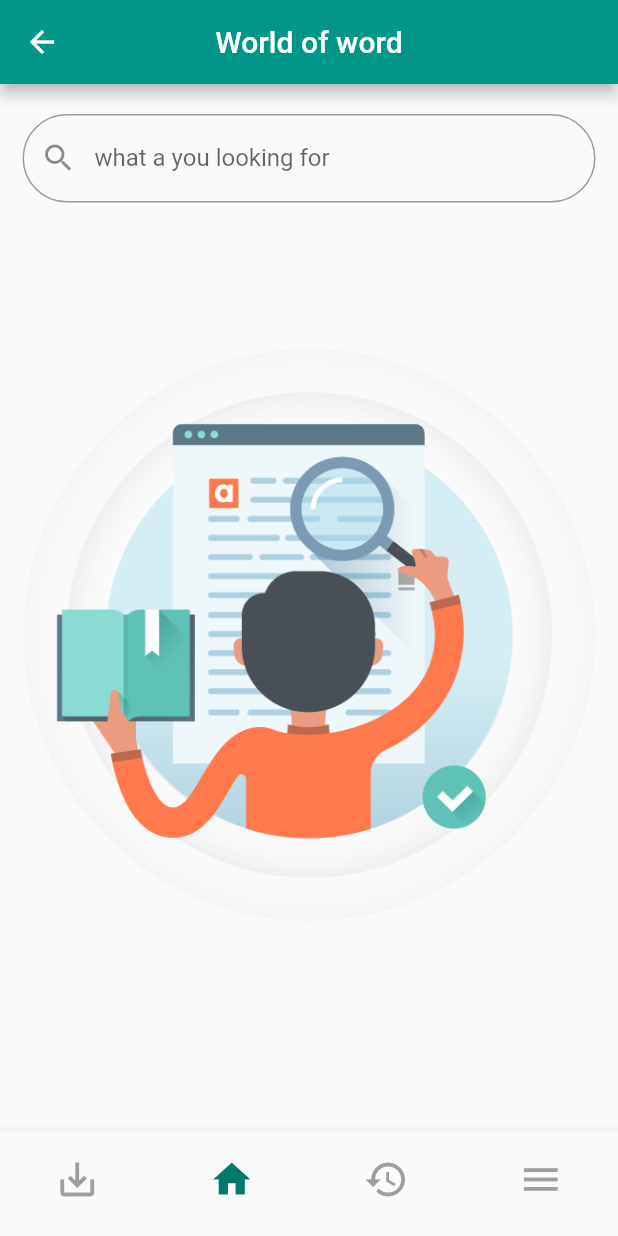
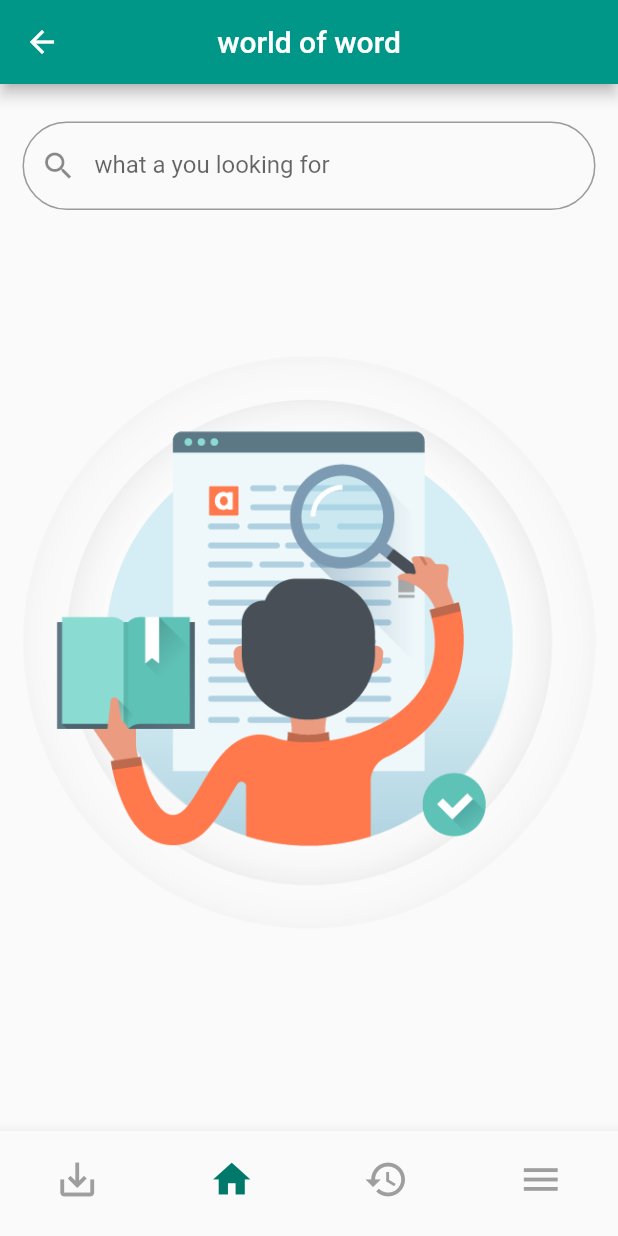
Before and after one commit to SomethingRight/worldofword, a Flutter app: the HomePage screen opened by its route, on a phone screen of 412 x 824 dp. Run offline on Flutter 3.47's test engine with Material 2 defaults, Android fonts, the phone set to English and light mode, and no system bars; our stand-ins replace cloud_firestore, equatable, firebase_auth, firebase_core, flutter_bloc, flutter_slidable and 2 more; accounts and stored records are empty.

Commit message:
some refactoring

```diff
--- a/lib/main.dart
+++ b/lib/main.dart
@@ -1,9 +1,6 @@
 import 'package:firebase_core/firebase_core.dart';
 import 'package:flutter/material.dart';
 import 'package:flutter_bloc/flutter_bloc.dart';
-import 'package:injectable/injectable.dart';
-import 'package:worldofword/api/auth/firebase_auth_api.dart';
-import 'package:worldofword/api/word_api/word_traslate/word_translate_repository.dart';
 import 'package:worldofword/core/DI/service_locator.dart';
 import 'package:worldofword/core/navigation/route_generator.dart';
 import 'package:worldofword/core/navigation/router.dart';
--- a/lib/module/home/home_page.dart
+++ b/lib/module/home/home_page.dart
@@ -12,10 +12,10 @@ class HomePage extends StatefulWidget {
 }
 
 List<Widget> list = [
-  const SavedWordsPage(title: 'Saved words'),
-  const MainPage(title: 'World of word'),
-  const HistoryPage(title: 'History'),
-  const MenuPage(title: 'Menu'),
+  const SavedWordsPage(title: 'saved words'),
+  const MainPage(title: 'world of word'),
+  const HistoryPage(title: 'history'),
+  const MenuPage(title: 'menu'),
 ];
 
 int selectedIndex = 1;
--- a/lib/module/main_page/main_page.dart
+++ b/lib/module/main_page/main_page.dart
@@ -7,7 +7,6 @@ import '../widgets/text_field_custom.dart';
 import '../widgets/word_card_icon.dart';
 
 //TODO
-//авторизация firebase и сохранять там же
 //Добавить фичу контекстное меню, новый пункт сохранения слова с словарь
 
 class MainPage extends StatefulWidget {
@@ -37,7 +36,7 @@ class _MainPageState extends State<MainPage> {
       ),
       body: SingleChildScrollView(
         child: Padding(
-          padding: const EdgeInsets.symmetric(horizontal: 15, vertical: 20),
+          padding: const EdgeInsets.symmetric(horizontal: 15, vertical: 25),
           child: Column(
             crossAxisAlignment: CrossAxisAlignment.start,
             children: [
--- a/lib/module/saved_words/saved_words_bloc.dart
+++ b/lib/module/saved_words/saved_words_bloc.dart
@@ -1,7 +1,9 @@
 // ignore_for_file: void_checks
 
 import 'dart:async';
+import 'dart:math';
 
+import 'package:flutter/cupertino.dart';
 import 'package:flutter_bloc/flutter_bloc.dart';
 import 'package:equatable/equatable.dart';
 import 'package:injectable/injectable.dart';
@@ -24,7 +26,9 @@ class SavedWordsBloc extends Bloc<SavedWordsEvent, SavedWordsState> {
         await _firestoreService
             .readWords()
             .then((value) =>  emit(SavedWordsLoaded(savedList: value)));
-      } catch (_) {}
+      } catch (e) {
+        throw ErrorWidget(e);
+      }
     });
     on<AddToSavedList>((event, emit) {
       _firestoreService.createWord(event.word);
--- a/lib/module/saved_words/saved_words_state.dart
+++ b/lib/module/saved_words/saved_words_state.dart
@@ -20,6 +20,3 @@ class SavedWordsLoaded extends SavedWordsState {
   List<Object?> get props => [savedList];
 
 }
-
-
-class SavedWordsError extends SavedWordsState {}
```
Also changed, not shown: lib/module/saved_words/saved_words_page.dart (+0 -7 lines), assets/fonts/TiltNeon.ttf (added).
